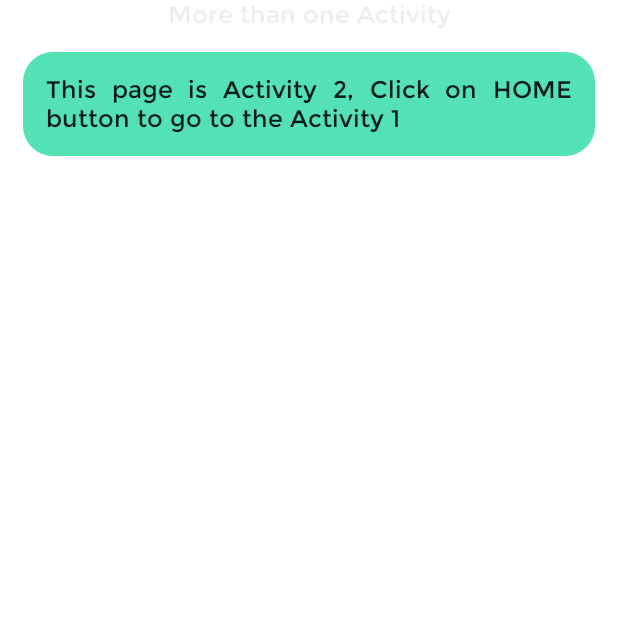
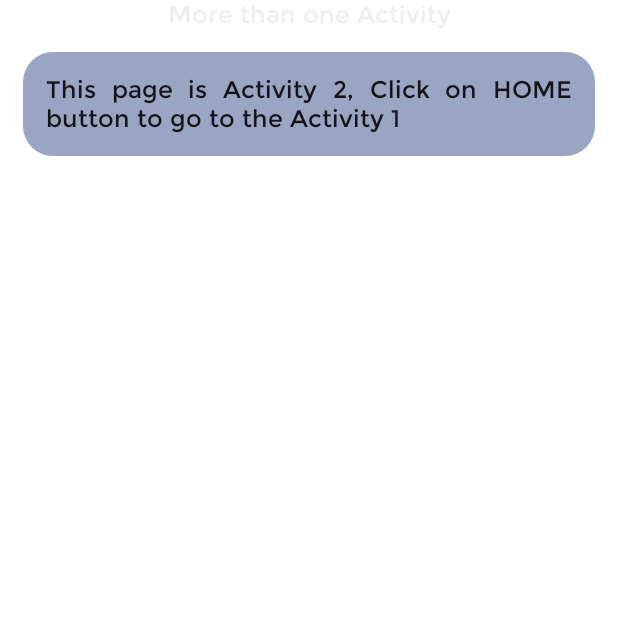
Before and after one commit to sivadotc/Priya-Lab-Assignment, an Android app built with Jetpack Compose: the composable Activity shown on its own in the app's theme, on a phone screen of 412 x 824 dp, the top half of it. Run offline under Robolectric (Android 15) with nearby library versions, the phone set to English and light mode, and no system bars; libraries missing offline, so code that uses them is left out: com.ramcosta.composedestinations; 1 statement that could not run was skipped.

Commit message:
lab 3 final commit

```diff
--- a/app/src/main/java/com/example/priyalabassignment/MainActivity.kt
+++ b/app/src/main/java/com/example/priyalabassignment/MainActivity.kt
@@ -16,7 +16,7 @@ class MainActivity : ComponentActivity() {
     override fun onCreate(savedInstanceState: Bundle?) {
         super.onCreate(savedInstanceState)
         setContent {
-            SivaLabAssignmentTheme {
+            LabAssignmentTheme {
 
                 Surface(
                     modifier = Modifier.fillMaxSize(),
--- a/app/src/main/java/com/example/priyalabassignment/ui/theme/Color.kt
+++ b/app/src/main/java/com/example/priyalabassignment/ui/theme/Color.kt
@@ -3,20 +3,8 @@ package com.example.priyalabassignment.ui.theme
 import androidx.compose.ui.graphics.Color
 
 val TextWhite = Color(0xffeeeeee)
-val DeepBlue = Color(0xff06164c)
+val DeepBlue = Color(0xff38184C)
 val ButtonBlue = Color(0xff505cf3)
 val DarkerButtonBlue = Color(0xff566894)
-val LightRed = Color(0xfffc879a)
-val AquaBlue = Color(0xff9aa5c4)
-val OrangeYellow1 = Color(0xfff0bd28)
-val OrangeYellow2 = Color(0xfff1c746)
-val OrangeYellow3 = Color(0xfff4cf65)
-val Beige1 = Color(0xfffdbda1)
-val Beige2 = Color(0xfffcaf90)
-val Beige3 = Color(0xfff9a27b)
-val LightGreen1 = Color(0xff54e1b6)
-val LightGreen2 = Color(0xff36ddab)
-val LightGreen3 = Color(0xff11d79b)
-val BlueViolet1 = Color(0xffaeb4fd)
-val BlueViolet2 = Color(0xff9fa5fe)
-val BlueViolet3 = Color(0xff8f98fd)
+val LightRed = Color(0xff9aa5c4)
+val LightGreen1 = Color(0xff9aa5c4)
--- a/app/src/main/java/com/example/priyalabassignment/ui/theme/Theme.kt
+++ b/app/src/main/java/com/example/priyalabassignment/ui/theme/Theme.kt
@@ -7,7 +7,7 @@ import androidx.compose.runtime.Composable
 
 
 @Composable
-fun SivaLabAssignmentTheme(
+fun LabAssignmentTheme(
     darkTheme: Boolean = isSystemInDarkTheme(),
     content: @Composable () -> Unit
 ) {
```
